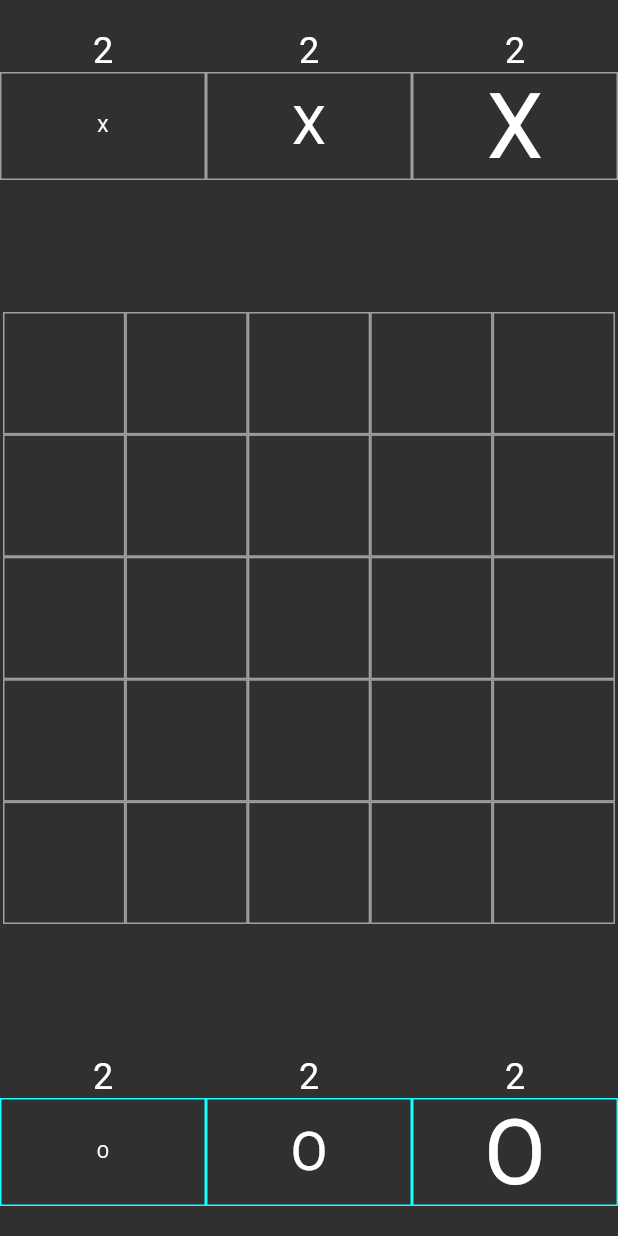
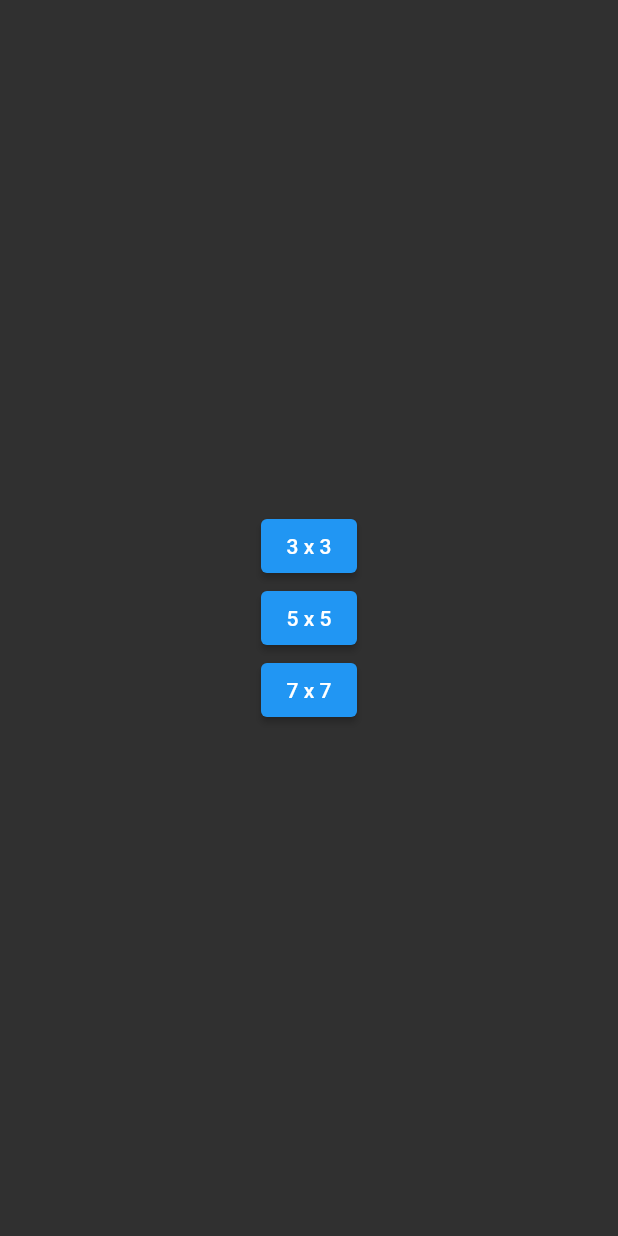
Before and after one commit to Marcel9494/MatrjoschkaTicTacToe, a Flutter app: the screen it shows after launch, after a tap on "Spieler vs. Spieler", on a phone screen of 412 x 824 dp. Run offline on Flutter 3.47's test engine with Material 2 defaults, Android fonts, the phone set to English and light mode, and no system bars.

Commit message:
Erste Spiele auswählen
- Der Spieler kann zwischen 3 Leveln auswählen: 3 x 3, 5 x 5 & 7 x 7.
- Kleinere Code Verbesserungen wurden implementiert.

```diff
--- a/lib/main.dart
+++ b/lib/main.dart
@@ -1,7 +1,9 @@
 import 'package:flutter/material.dart';
 import 'package:flutter/services.dart';
+import 'package:matrjoschka_tictactoe/models/screen_arguments/game_screen_arguments.dart';
 
 import '/screens/home_screen.dart';
+import '/screens/single_player_game_selection_screen.dart';
 import '/screens/game_screen.dart';
 
 import '/utils/constants/route_constants.dart';
@@ -27,7 +29,24 @@ class MatrjoschkaTicTacToe extends StatelessWidget {
       ),
       routes: {
         homeRoute: (context) => const HomeScreen(),
-        gameRoute: (context) => const GameScreen(),
+        singlePlayerGameSelectionRoute: (context) => const SinglePlayerGameSelectionScreen(),
+      },
+      onGenerateRoute: (RouteSettings settings) {
+        switch (settings.name) {
+          case gameRoute:
+            final args = settings.arguments as GameScreenArguments;
+            return MaterialPageRoute<String>(
+              builder: (BuildContext context) => GameScreen(
+                winSerie: args.winSerie,
+                fieldMultiplier: args.fieldMultiplier,
+                playerOneGamePieceLevel: args.playerOneGamePieceLevel,
+                playerTwoGamePieceLevel: args.playerTwoGamePieceLevel,
+              ),
+              settings: settings,
+            );
+          default:
+            return null;
+        }
       },
       debugShowCheckedModeBanner: false,
     );
--- a/lib/models/game_model.dart
+++ b/lib/models/game_model.dart
@@ -16,8 +16,8 @@ class Game {
   late Map playerTwoLevelMap;
 
   Game({
-    int winSerie = 3,
-    int fieldMulti = 3,
+    required int winSerie,
+    required int fieldMulti,
     required List<int> playerOneGamePieceLevel,
     required List<int> playerTwoGamePieceLevel,
   }) {
--- /dev/null
+++ b/lib/models/screen_arguments/game_screen_arguments.dart
@@ -0,0 +1,13 @@
+class GameScreenArguments {
+  final int winSerie;
+  final int fieldMultiplier;
+  final List<int> playerOneGamePieceLevel;
+  final List<int> playerTwoGamePieceLevel;
+
+  GameScreenArguments({
+    required this.winSerie,
+    required this.fieldMultiplier,
+    required this.playerOneGamePieceLevel,
+    required this.playerTwoGamePieceLevel,
+  });
+}
--- a/lib/screens/home_screen.dart
+++ b/lib/screens/home_screen.dart
@@ -15,7 +15,7 @@ class _HomeScreenState extends State<HomeScreen> {
     return Scaffold(
       body: Center(
         child: ElevatedButton(
-          onPressed: () => Navigator.of(context).pushNamed(gameRoute),
+          onPressed: () => Navigator.of(context).pushNamed(singlePlayerGameSelectionRoute),
           child: const Text('Spieler vs. Spieler'),
         ),
       ),
--- /dev/null
+++ b/lib/screens/single_player_game_selection_screen.dart
@@ -0,0 +1,67 @@
+import 'package:flutter/material.dart';
+import 'package:matrjoschka_tictactoe/models/screen_arguments/game_screen_arguments.dart';
+
+import '../utils/constants/route_constants.dart';
+
+class SinglePlayerGameSelectionScreen extends StatefulWidget {
+  const SinglePlayerGameSelectionScreen({Key? key}) : super(key: key);
+
+  @override
+  State<SinglePlayerGameSelectionScreen> createState() => _SinglePlayerGameSelectionScreenState();
+}
+
+class _SinglePlayerGameSelectionScreenState extends State<SinglePlayerGameSelectionScreen> {
+  @override
+  Widget build(BuildContext context) {
+    return SafeArea(
+      child: Scaffold(
+        body: Center(
+          child: Column(
+            mainAxisAlignment: MainAxisAlignment.center,
+            children: [
+              ElevatedButton(
+                onPressed: () => Navigator.pushNamed(
+                  context,
+                  gameRoute,
+                  arguments: GameScreenArguments(
+                    winSerie: 3,
+                    fieldMultiplier: 3,
+                    playerOneGamePieceLevel: [1, 1, 3, 3, 5, 5],
+                    playerTwoGamePieceLevel: [1, 1, 3, 3, 5, 5],
+                  ),
+                ),
+                child: const Text('3 x 3'),
+              ),
+              ElevatedButton(
+                onPressed: () => Navigator.pushNamed(
+                  context,
+                  gameRoute,
+                  arguments: GameScreenArguments(
+                    winSerie: 4,
+                    fieldMultiplier: 5,
+                    playerOneGamePieceLevel: [1, 1, 3, 3, 5, 5],
+                    playerTwoGamePieceLevel: [1, 1, 3, 3, 5, 5],
+                  ),
+                ),
+                child: const Text('5 x 5'),
+              ),
+              ElevatedButton(
+                onPressed: () => Navigator.pushNamed(
+                  context,
+                  gameRoute,
+                  arguments: GameScreenArguments(
+                    winSerie: 7,
+                    fieldMultiplier: 7,
+                    playerOneGamePieceLevel: [1, 1, 3, 3, 5, 5],
+                    playerTwoGamePieceLevel: [1, 1, 3, 3, 5, 5],
+                  ),
+                ),
+                child: const Text('7 x 7'),
+              ),
+            ],
+          ),
+        ),
+      ),
+    );
+  }
+}
--- a/lib/utils/constants/route_constants.dart
+++ b/lib/utils/constants/route_constants.dart
@@ -1,3 +1,4 @@
 // Route names
 const String homeRoute = '/home';
+const String singlePlayerGameSelectionRoute = '/singlePlayerGameSelection';
 const String gameRoute = '/game';
```
Also changed, not shown: lib/screens/game_screen.dart (+16 -5 lines).
